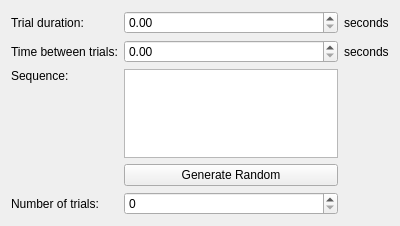
First picture: the form in ObjectTrackMatrix/ExperimentSetup.ui, repository parallax-xallaraq/ObjectTrackMatrix, before the edit.
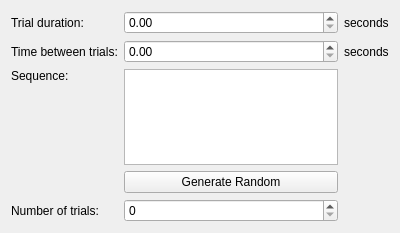
Second picture: the form after the edit.

Patch:
```diff
--- a/ObjectTrackMatrix/ExperimentSetup.ui
+++ b/ObjectTrackMatrix/ExperimentSetup.ui
@@ -7,7 +7,7 @@
     <x>0</x>
     <y>0</y>
     <width>400</width>
-    <height>226</height>
+    <height>233</height>
    </rect>
   </property>
   <property name="windowTitle">
```
Left out of the diff: 22 changed lines with no effect on the pictures.
